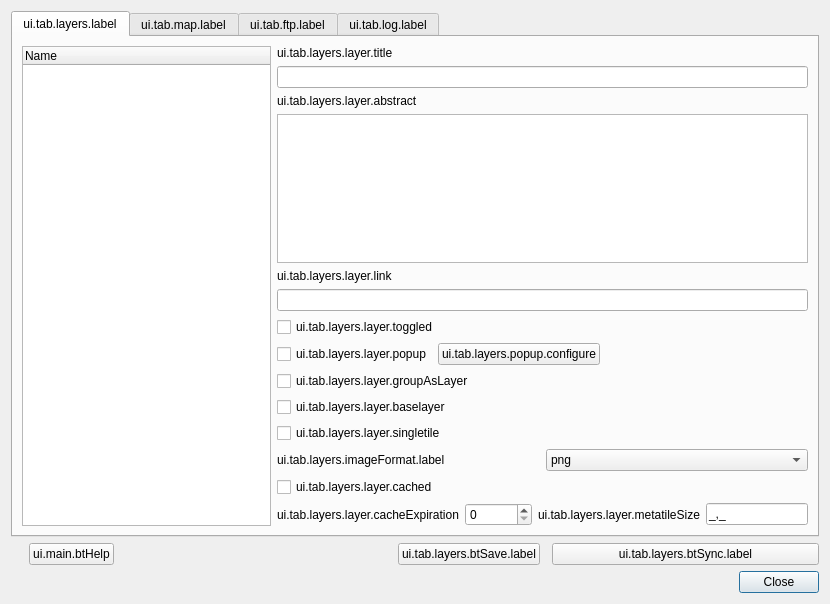
Above: ui_lizmap.ui from 3liz/lizmap-plugin before the change. Below: the same form after it.
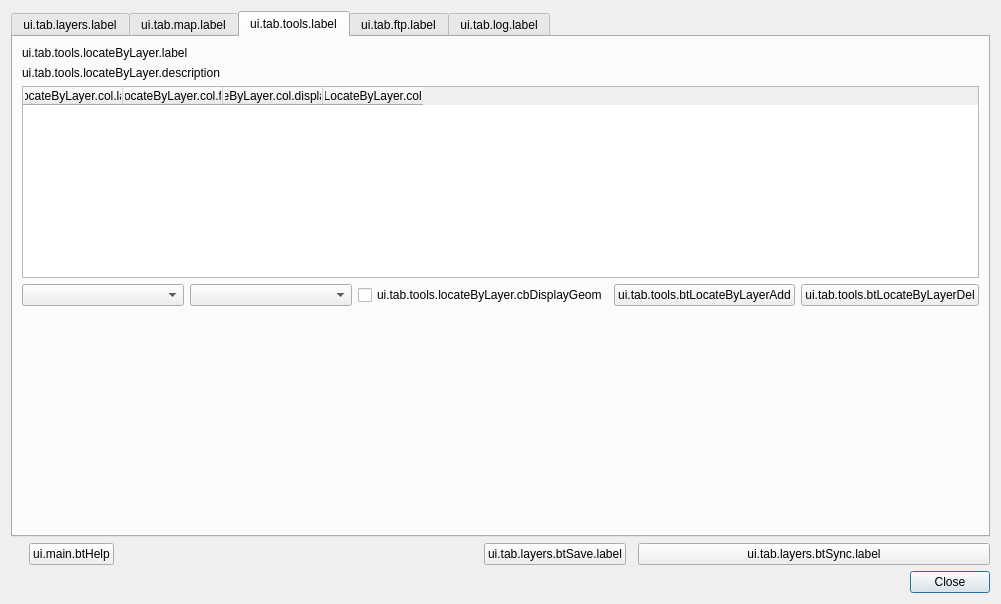
That is the form after the change. The open tabs and pages were chosen to show the change.

Commit message: Locate by layer - Add an option to select layer and field for the search too, up to 3 layers

Diff of the .ui file:
```diff
--- a/ui_lizmap.ui
+++ b/ui_lizmap.ui
@@ -6,7 +6,7 @@
    <rect>
     <x>0</x>
     <y>0</y>
-    <width>830</width>
+    <width>1001</width>
     <height>604</height>
    </rect>
   </property>
@@ -474,6 +474,108 @@
        </item>
       </layout>
      </widget>
+     <widget class="QWidget" name="tab">
+      <attribute name="title">
+       <string>ui.tab.tools.label</string>
+      </attribute>
+      <layout class="QVBoxLayout" name="verticalLayout_3">
+       <item>
+        <widget class="QLabel" name="label_27">
+         <property name="text">
+          <string>ui.tab.tools.locateByLayer.label</string>
+         </property>
+        </widget>
+       </item>
+       <item>
+        <widget class="QLabel" name="label_28">
+         <property name="text">
+          <string>ui.tab.tools.locateByLayer.description</string>
+         </property>
+        </widget>
+       </item>
+       <item>
+        <widget class="QTableWidget" name="twLocateByLayerList">
+         <column>
+          <property name="text">
+           <string>twLocateByLayer.col.layer</string>
+          </property>
+         </column>
+         <column>
+          <property name="text">
+           <string>twLocateByLayer.col.field</string>
+          </property>
+         </column>
+         <column>
+          <property name="text">
+           <string>twLocateByLayer.col.displayGeom</string>
+          </property>
+         </column>
+         <column>
+          <property name="text">
+           <string>twLocateByLayer.col.id</string>
+          </property>
+         </column>
+        </widget>
+       </item>
+       <item>
+        <layout class="QHBoxLayout" name="horizontalLayout_16">
+         <item>
+          <widget class="QComboBox" name="liLocateByLayerLayers"/>
+         </item>
+         <item>
+          <widget class="QComboBox" name="liLocateByLayerFields"/>
+         </item>
+         <item>
+          <widget class="QCheckBox" name="cbLocateByLayerDisplayGeom">
+           <property name="text">
+            <string>ui.tab.tools.locateByLayer.cbDisplayGeom</string>
+           </property>
+          </widget>
+         </item>
+         <item>
+          <widget class="QPushButton" name="btLocateByLayerAdd">
+           <property name="text">
+            <string>ui.tab.tools.btLocateByLayerAdd</string>
+           </property>
+          </widget>
+         </item>
+         <item>
+          <widget class="QPushButton" name="btLocateByLayerDel">
+           <property name="text">
+            <string>ui.tab.tools.btLocateByLayerDel</string>
+           </property>
+          </widget>
+         </item>
+        </layout>
+       </item>
+       <item>
+        <spacer name="verticalSpacer_5">
+         <property name="orientation">
+          <enum>Qt::Vertical</enum>
+         </property>
+         <property name="sizeHint" stdset="0">
+          <size>
+           <width>20</width>
+           <height>40</height>
+          </size>
+         </property>
+        </spacer>
+       </item>
+       <item>
+        <spacer name="verticalSpacer_4">
+         <property name="orientation">
+          <enum>Qt::Vertical</enum>
+         </property>
+         <property name="sizeHint" stdset="0">
+          <size>
+           <width>20</width>
+           <height>40</height>
+          </size>
+         </property>
+        </spacer>
+       </item>
+      </layout>
+     </widget>
      <widget class="QWidget" name="tab_ftp">
       <attribute name="title">
        <string>ui.tab.ftp.label</string>
```
The commit also changes 8 other files.
